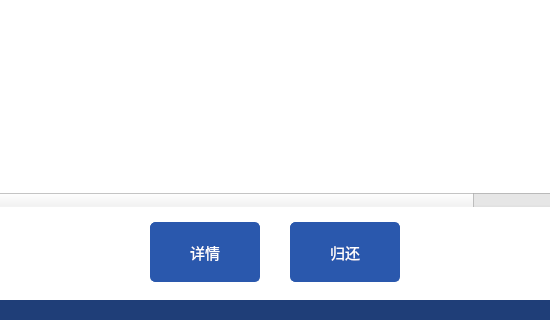
The window that resources/form/widget.ui (Minevitably/LibraryManagement) describes before a commit, drawn with Qt 5; both pictures show x 391 to 941 and y 280 to 600 of the 1067 by 600 pixel window.
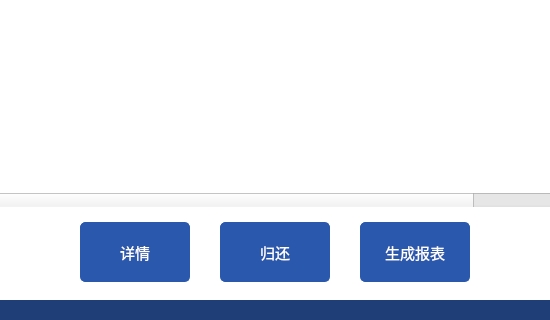
The same window after the commit. The open tabs and pages were chosen to show the change.

Commit message: 借阅详情视图 完成生成报表功能

Patch:
```diff
--- a/resources/form/widget.ui
+++ b/resources/form/widget.ui
@@ -1579,6 +1579,46 @@
                   </property>
                  </widget>
                 </item>
+                <item>
+                 <widget class="QPushButton" name="btnGenReport">
+                  <property name="minimumSize">
+                   <size>
+                    <width>110</width>
+                    <height>60</height>
+                   </size>
+                  </property>
+                  <property name="font">
+                   <font>
+                    <family>Arial</family>
+                    <pointsize>11</pointsize>
+                   </font>
+                  </property>
+                  <property name="styleSheet">
+                   <string notr="true">QPushButton {
+    border: 1px solid rgb(42, 88, 173);
+    border-radius: 5px;
+    background-color: rgb(42, 88, 173);
+    color: white;
+    padding: 5px;  /* 可选：内边距 */
+}
+
+/* 鼠标悬停时改变背景色和边框 */
+QPushButton:hover {
+    background-color: rgb(30, 70, 150);  /* 更深的蓝色 */
+    border: 1px solid rgb(30, 70, 150);
+}
+
+/* 鼠标按下时效果（可选） */
+QPushButton:pressed {
+    background-color: rgb(20, 50, 120);  /* 更深的颜色 */
+    border: 1px solid rgb(20, 50, 120);
+}</string>
+                  </property>
+                  <property name="text">
+                   <string>生成报表</string>
+                  </property>
+                 </widget>
+                </item>
                 <item>
                  <spacer name="horizontalSpacer_21">
                   <property name="orientation">
```
Left out of the diff: 2 changed lines with no effect on the pictures. The commit also changes 2 other files.
